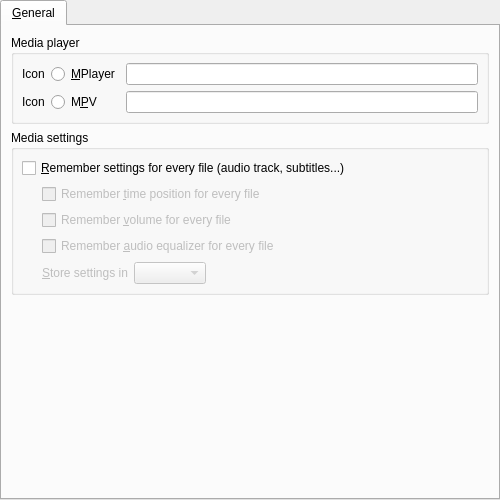
The window that src/gui/pref/general.ui (wilbert2000/wzplayer) describes before a commit, drawn with Qt 5.
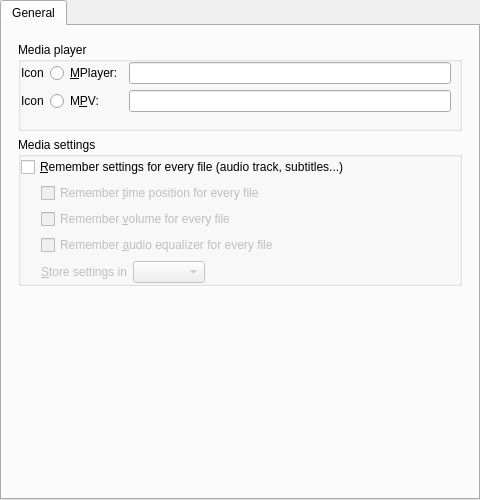
The same window after the commit. Custom widgets are drawn as their Qt base class.

Patch:
```diff
--- a/src/gui/pref/general.ui
+++ b/src/gui/pref/general.ui
@@ -6,7 +6,7 @@
    <rect>
     <x>0</x>
     <y>0</y>
-    <width>500</width>
+    <width>480</width>
     <height>500</height>
    </rect>
   </property>
@@ -24,18 +24,33 @@
      </property>
      <widget class="QWidget" name="general_tab">
       <attribute name="title">
-       <string>&amp;General</string>
+       <string>General</string>
       </attribute>
       <layout class="QVBoxLayout" name="verticalLayout_2">
+       <property name="margin">
+        <number>16</number>
+       </property>
        <item>
         <widget class="QGroupBox" name="player_group">
          <property name="title">
           <string>Media player</string>
          </property>
+         <property name="flat">
+          <bool>true</bool>
+         </property>
          <layout class="QVBoxLayout" name="verticalLayout">
-          <property name="margin">
+          <property name="leftMargin">
+           <number>0</number>
+          </property>
+          <property name="topMargin">
+           <number>0</number>
+          </property>
+          <property name="rightMargin">
            <number>8</number>
           </property>
+          <property name="bottomMargin">
+           <number>16</number>
+          </property>
           <item>
            <layout class="QGridLayout" name="player_gridlayout">
             <item row="0" column="0">
@@ -51,7 +66,7 @@
             <item row="0" column="2">
              <widget class="QRadioButton" name="mplayer_radio">
               <property name="text">
-               <string>&amp;MPlayer</string>
+               <string>&amp;MPlayer:</string>
               </property>
              </widget>
             </item>
@@ -65,7 +80,7 @@
             <item row="1" column="2">
              <widget class="QRadioButton" name="mpv_radio">
               <property name="text">
-               <string>M&amp;PV</string>
+               <string>M&amp;PV:</string>
               </property>
              </widget>
             </item>
@@ -82,10 +97,22 @@
          <property name="title">
           <string>Media settings</string>
          </property>
+         <property name="flat">
+          <bool>true</bool>
+         </property>
          <layout class="QVBoxLayout">
-          <property name="margin">
+          <property name="leftMargin">
+           <number>0</number>
+          </property>
+          <property name="topMargin">
+           <number>0</number>
+          </property>
+          <property name="rightMargin">
            <number>8</number>
           </property>
+          <property name="bottomMargin">
+           <number>0</number>
+          </property>
           <item>
            <widget class="QCheckBox" name="remember_all_check">
             <property name="text">
```
